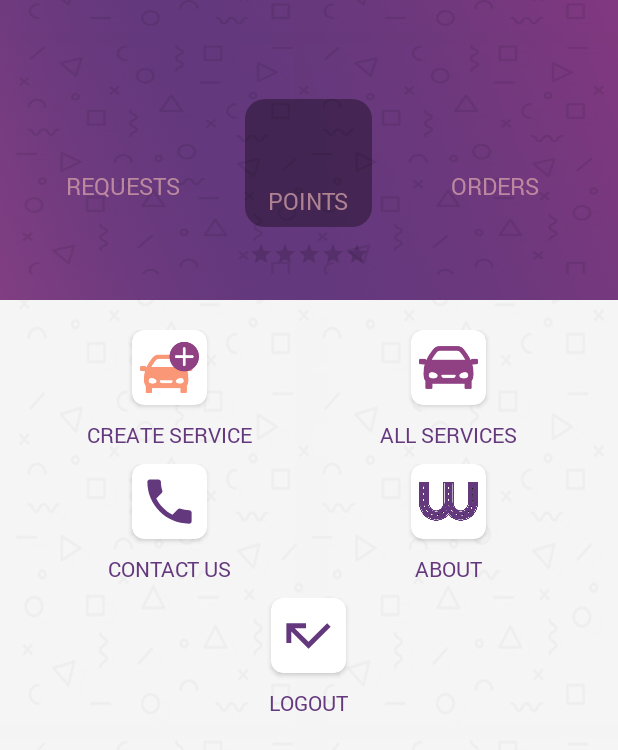
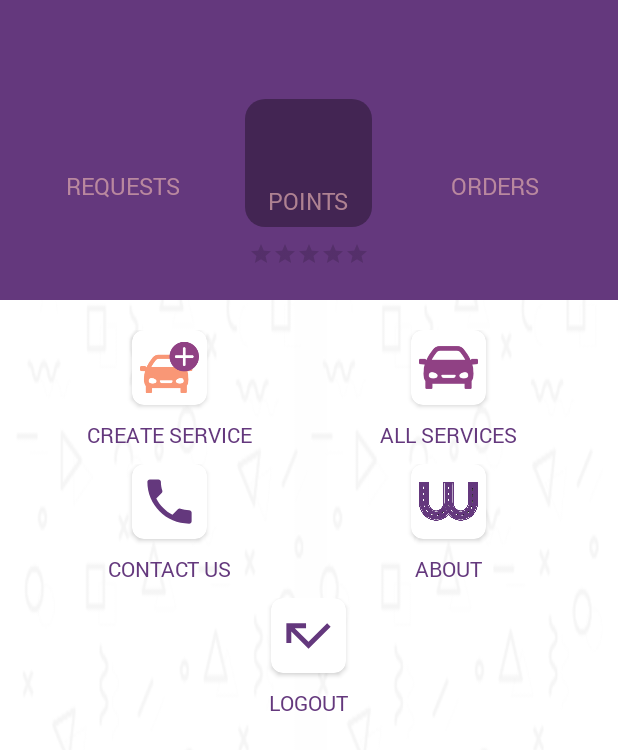
Before and after one commit to ahmed-bassiouny/WaslaBank, an Android app: the HomeActivity screen opened directly, with no data from a screen before it, on a phone screen of 412 x 824 dp. Shown: the top 750 px of the screen. Run offline under Robolectric (Android 15) with nearby library versions, the phone set to English and light mode, and no system bars; 6 statements that could not run were skipped.

Commit message:
set profile and remove image background from home and profile

```diff
--- a/app/src/main/java/bassiouny/ahmed/waslabank/activities/view/HomeActivity.java
+++ b/app/src/main/java/bassiouny/ahmed/waslabank/activities/view/HomeActivity.java
@@ -20,6 +20,7 @@ import bassiouny.ahmed.waslabank.interfaces.BaseResponseInterface;
 import bassiouny.ahmed.waslabank.interfaces.ItemClickInterface;
 import bassiouny.ahmed.waslabank.model.User;
 import bassiouny.ahmed.waslabank.model.UserInfo;
+import bassiouny.ahmed.waslabank.utils.MyApplication;
 import bassiouny.ahmed.waslabank.utils.MyToolbar;
 import bassiouny.ahmed.waslabank.utils.SharedPrefKey;
 
@@ -129,6 +130,7 @@ public class HomeActivity extends MyToolbar implements ItemClickInterface {
             case 4:
                 SharedPrefManager.clearSharedPref();
                 startActivity(new Intent(HomeActivity.this, SplashActivity.class));
+                MyApplication.setUserToken("");
                 finish();
                 break;
         }
--- a/app/src/main/java/bassiouny/ahmed/waslabank/activities/view/RequestInfoActivity.java
+++ b/app/src/main/java/bassiouny/ahmed/waslabank/activities/view/RequestInfoActivity.java
@@ -98,7 +98,7 @@ public class RequestInfoActivity extends MyToolbar implements MyObserverInterfac
         // TripDetailsFragment ==> trip details object
         observerInterfaces.get(0).update(tripDetails);
         // AboutDriverFragment ==> user object
-        observerInterfaces.get(1).update(tripDetails);
+        observerInterfaces.get(1).update(tripDetails.getDriver());
         // FeedbackFragment ==> feedback list object
         observerInterfaces.get(2).update(tripDetails.getFeedbacks());
     }
--- a/app/src/main/java/bassiouny/ahmed/waslabank/activities/view/RequestsActivity.java
+++ b/app/src/main/java/bassiouny/ahmed/waslabank/activities/view/RequestsActivity.java
@@ -46,7 +46,7 @@ public class RequestsActivity extends MyToolbar {
         super.onCreate(savedInstanceState);
         setContentView(R.layout.activity_requests);
         //set toolbar setting
-        initToolbar("Requests");
+        initToolbar(getString(R.string.requests));
         addNotificationImage();
         addBackImage();
         addSupportActionbar();
--- a/app/src/main/java/bassiouny/ahmed/waslabank/interfaces/HttpApiInterface.java
+++ b/app/src/main/java/bassiouny/ahmed/waslabank/interfaces/HttpApiInterface.java
@@ -61,9 +61,9 @@ public interface HttpApiInterface {
 
 
     @FormUrlEncoded
-    @POST("home")
+    @POST()
     @Headers(HEADER_KEY)
-    Call<UserInfoResponse> getUserInfo(@Header(AUTHORIZATION) String token,@Field(ApiKey.ID) int userId);
+    Call<UserInfoResponse> getUserInfo(@Url String url,@Header(AUTHORIZATION) String token,@Field(ApiKey.ID) int userId);
 
 
 }
--- a/app/src/main/java/bassiouny/ahmed/waslabank/model/TripDetails.java
+++ b/app/src/main/java/bassiouny/ahmed/waslabank/model/TripDetails.java
@@ -7,7 +7,7 @@ import java.util.List;
 
 import bassiouny.ahmed.genericmanager.DateTimeManager;
 import bassiouny.ahmed.waslabank.api.apiModel.ApiKey;
-import bassiouny.ahmed.waslabank.utils.DateTimeKey;
+import bassiouny.ahmed.waslabank.utils.DateTimeFormat;
 import bassiouny.ahmed.waslabank.utils.MyUtils;
 
 /**
@@ -92,7 +92,7 @@ public class TripDetails {
     }
 
     public String getTime() {
-        return DateTimeManager.changeDateFormat(dateTime, DateTimeKey.DATE_TIME_24_FORMAT, DateTimeKey.TIME_24_WITHOUT_SECOND_FORMAT);
+        return DateTimeManager.changeDateFormat(dateTime, DateTimeFormat.DATE_TIME_24_FORMAT, DateTimeFormat.TIME_24_WITHOUT_SECOND_FORMAT);
     }
 
     public String getDateTime() {
--- a/app/src/main/java/bassiouny/ahmed/waslabank/utils/DateTimeKey.java
+++ b/app/src/main/java/bassiouny/ahmed/waslabank/utils/DateTimeFormat.java
@@ -4,7 +4,7 @@ package bassiouny.ahmed.waslabank.utils;
  * Created by bassiouny on 12/04/18.
  */
 
-public class DateTimeKey {
+public class DateTimeFormat {
     public static final String DATE_TIME_24_FORMAT = "yyyy-MM-dd HH:mm:ss";
-    public static final String TIME_24_WITHOUT_SECOND_FORMAT = "HH:mm";
+    public static final String TIME_24_WITHOUT_SECOND_FORMAT = "HH:mm a";
 }
--- a/app/src/main/java/bassiouny/ahmed/waslabank/utils/MyApplication.java
+++ b/app/src/main/java/bassiouny/ahmed/waslabank/utils/MyApplication.java
@@ -32,4 +32,7 @@ public class MyApplication extends Application {
             USER_TOKEN = SharedPrefManager.getObject(SharedPrefKey.USER, User.class).getToken();
         return BEARER_TOKEN + USER_TOKEN;
     }
+    public static void setUserToken(String token) {
+        USER_TOKEN =  token;
+    }
 }
--- a/app/src/main/java/bassiouny/ahmed/waslabank/utils/MyUtils.java
+++ b/app/src/main/java/bassiouny/ahmed/waslabank/utils/MyUtils.java
@@ -76,6 +76,8 @@ public class MyUtils {
         }else {
             intent = new Intent(activity,WaitingAdminActivity.class);
         }
+        // set token in my application
+        MyApplication.setUserToken(user.getToken());
         // close splash screen activity
         intent.addFlags(Intent.FLAG_ACTIVITY_CLEAR_TASK);
         intent.addFlags(Intent.FLAG_ACTIVITY_NEW_TASK);
--- a/app/src/main/res/layout/activity_home.xml
+++ b/app/src/main/res/layout/activity_home.xml
@@ -7,22 +7,13 @@
     tools:context=".activities.view.HomeActivity">
 
     <ImageView
+        android:id="@+id/view_color_primary"
         android:layout_width="match_parent"
-        android:layout_height="match_parent"
-        android:alpha="0.7"
+        android:layout_height="200dp"
+        android:background="@color/colorPrimary"
         android:contentDescription="@null"
         android:fitsSystemWindows="true"
-        android:scaleType="fitXY"
-        android:src="@drawable/bg_gray" />
-
-    <ImageView
-        android:id="@+id/bgprimary"
-        android:layout_width="match_parent"
-        android:layout_height="200dp"
-        android:contentDescription="@null"
-        android:fitsSystemWindows="true"
-        android:scaleType="fitXY"
-        android:src="@drawable/bgprimary" />
+        android:scaleType="fitXY" />
 
     <include
         android:id="@+id/toolbar"
@@ -44,13 +35,13 @@
         android:paddingTop="5dp">
 
         <TextView
+            android:id="@+id/tv_point"
             android:layout_width="wrap_content"
             android:layout_height="wrap_content"
             android:fitsSystemWindows="false"
             android:gravity="center"
             android:includeFontPadding="false"
             android:lineSpacingExtra="0dp"
-            android:id="@+id/tv_point"
             android:textColor="@color/third"
             android:textSize="40sp"
             android:textStyle="bold" />
@@ -85,13 +76,13 @@
         android:paddingTop="5dp">
 
         <TextView
+            android:id="@+id/tv_order"
             android:layout_width="wrap_content"
             android:layout_height="wrap_content"
             android:fitsSystemWindows="false"
             android:gravity="center"
             android:includeFontPadding="false"
             android:lineSpacingExtra="0dp"
-            android:id="@+id/tv_order"
             android:textColor="@color/third"
             android:textSize="25sp"
             android:textStyle="bold" />
@@ -125,13 +116,13 @@
         android:paddingTop="5dp">
 
         <TextView
+            android:id="@+id/tv_requests"
             android:layout_width="wrap_content"
             android:layout_height="wrap_content"
             android:fitsSystemWindows="false"
             android:gravity="center"
             android:includeFontPadding="false"
             android:lineSpacingExtra="0dp"
-            android:id="@+id/tv_requests"
             android:textColor="@color/third"
             android:textSize="25sp"
             android:textStyle="bold" />
@@ -155,23 +146,18 @@
         android:layout_width="wrap_content"
         android:layout_height="wrap_content"
         android:layout_below="@+id/linear_point"
-        android:layout_marginTop="10dp"
-        android:layout_centerHorizontal="true" />
-
-    <View
-        android:id="@+id/view"
-        android:layout_width="0dp"
-        android:layout_height="0dp"
-        android:layout_centerHorizontal="true" />
+        android:layout_centerHorizontal="true"
+        android:layout_marginTop="10dp" />
 
     <android.support.v7.widget.RecyclerView
         android:id="@+id/recycler"
         android:layout_width="match_parent"
         android:layout_height="match_parent"
+        android:layout_below="@+id/view_color_primary"
+        android:padding="20dp"
         android:columnWidth="110dp"
-        android:gravity="center"
-        android:layout_margin="20dp"
-        android:layout_below="@+id/bgprimary" />
+        android:background="@drawable/bgsmall"
+        android:gravity="center" />
 
 
 </RelativeLayout>
--- a/app/src/main/res/layout/fragment_about.xml
+++ b/app/src/main/res/layout/fragment_about.xml
@@ -16,7 +16,6 @@
         android:layout_marginStart="8dp"
         android:layout_marginTop="8dp"
         android:textColor="@color/black"
-        tools:text="lvkdsnmvjklfdnvjfdvndjkvnfdjkb.dfbnd.bngkb.f"
         android:textSize="@dimen/input_size"
         app:layout_constraintEnd_toEndOf="parent"
         app:layout_constraintStart_toStartOf="parent"
@@ -39,7 +38,6 @@
         android:layout_width="wrap_content"
         android:layout_height="wrap_content"
         android:layout_marginStart="16dp"
-        android:text="+20124030337"
         android:textColor="@color/black"
         android:textSize="@dimen/input_size"
         app:layout_constraintStart_toEndOf="@+id/textView3"
@@ -62,7 +60,6 @@
         android:layout_width="wrap_content"
         android:layout_height="wrap_content"
         android:layout_marginStart="16dp"
-        android:text="support@bassiouny.com"
         android:textColor="@color/black"
         android:textSize="@dimen/input_size"
         app:layout_constraintStart_toEndOf="@+id/textView5"
@@ -85,7 +82,6 @@
         android:layout_width="wrap_content"
         android:layout_height="wrap_content"
         android:layout_marginStart="16dp"
-        android:text="س م ر 293"
         android:textColor="@color/black"
         android:textSize="@dimen/input_size"
         app:layout_constraintStart_toEndOf="@+id/textView7"
```
Also changed, not shown: app/src/main/java/bassiouny/ahmed/waslabank/activities/view/UserProfileActivity.java (+126 -19 lines), app/src/main/java/bassiouny/ahmed/waslabank/api/ApiRequests.java (+21 -2 lines), app/src/main/java/bassiouny/ahmed/waslabank/fragments/view/AboutFragment.java (+30 -1 lines), app/src/main/java/bassiouny/ahmed/waslabank/fragments/view/BlankFragment.java (added, +39 -0 lines), app/src/main/java/bassiouny/ahmed/waslabank/fragments/view/BlankFragment2.java (added, +39 -0 lines), app/src/main/java/bassiouny/ahmed/waslabank/model/UserInfo.java (+25 -1 lines), app/src/main/res/layout/activity_user_profile.xml (+32 -29 lines), app/src/main/res/layout/fragment_blank.xml (added, +13 -0 lines), app/src/main/res/layout/fragment_blank_fragment2.xml (added, +13 -0 lines).
